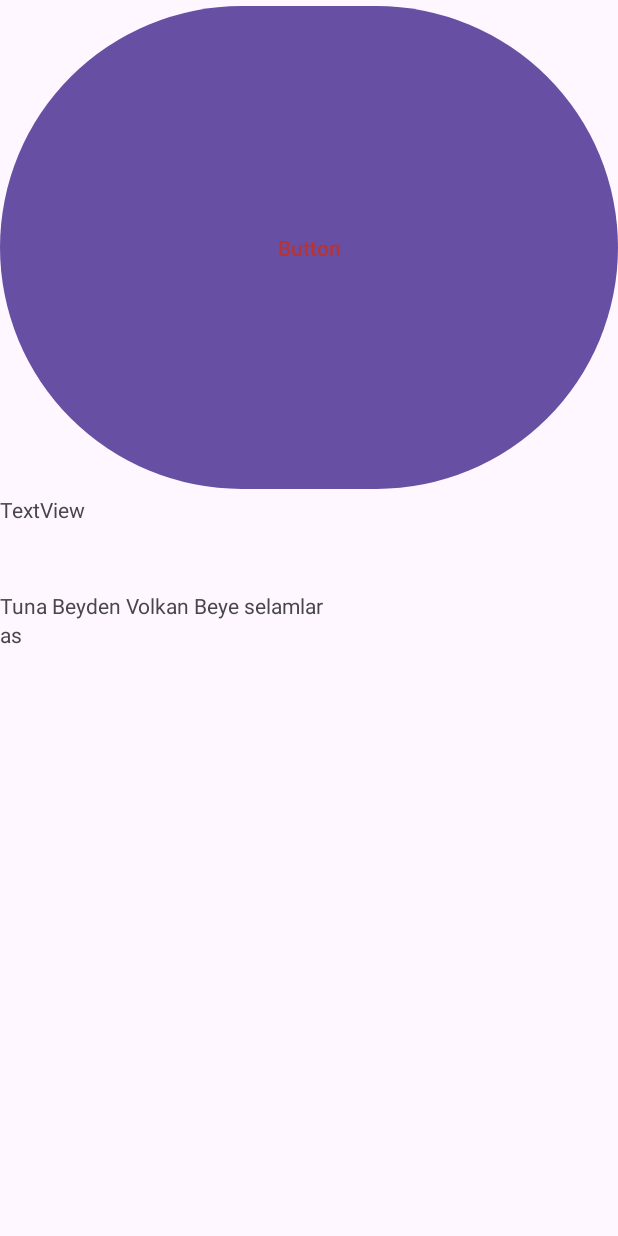
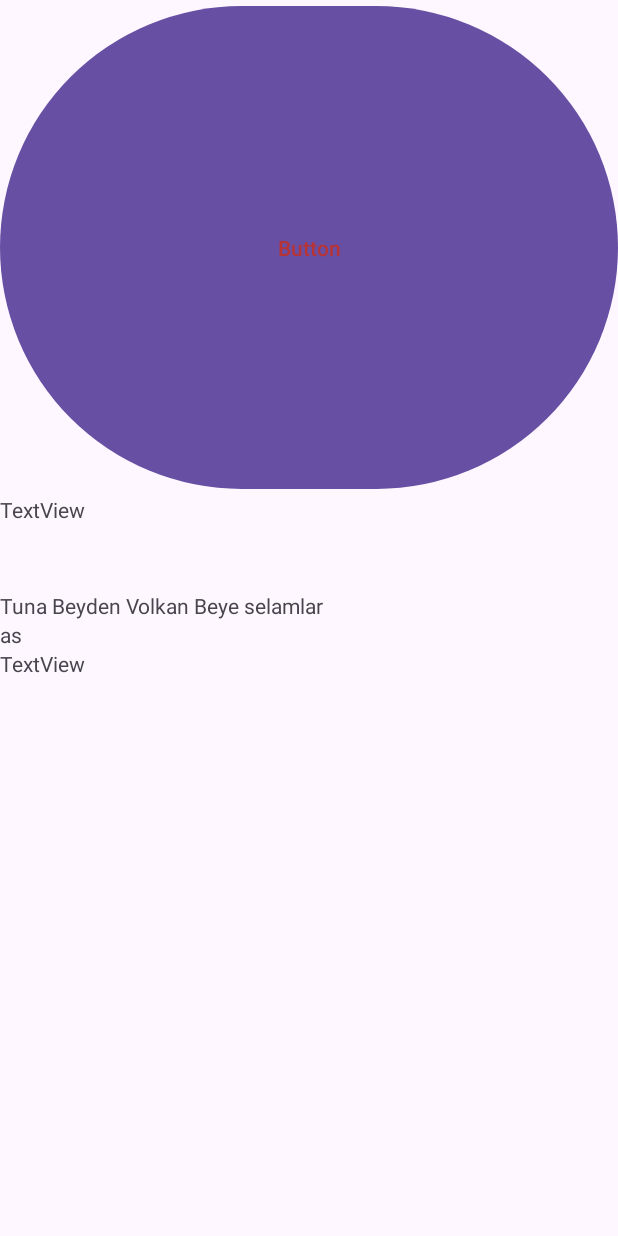
Before and after one commit to Fastbackk/PatiApp, an Android app: the screen it shows after launch (MainActivity), on a phone screen of 412 x 824 dp. Run offline under Robolectric (Android 15) with nearby library versions, the phone set to English and light mode, and no system bars.

Commit message:
ronaldov2

```diff
--- a/app/src/main/res/layout/activity_main.xml
+++ b/app/src/main/res/layout/activity_main.xml
@@ -32,4 +32,10 @@
         android:layout_height="wrap_content"
         android:text="as" />
 
+    <TextView
+        android:id="@+id/textView4"
+        android:layout_width="match_parent"
+        android:layout_height="wrap_content"
+        android:text="TextView" />
+
 </LinearLayout>
```
